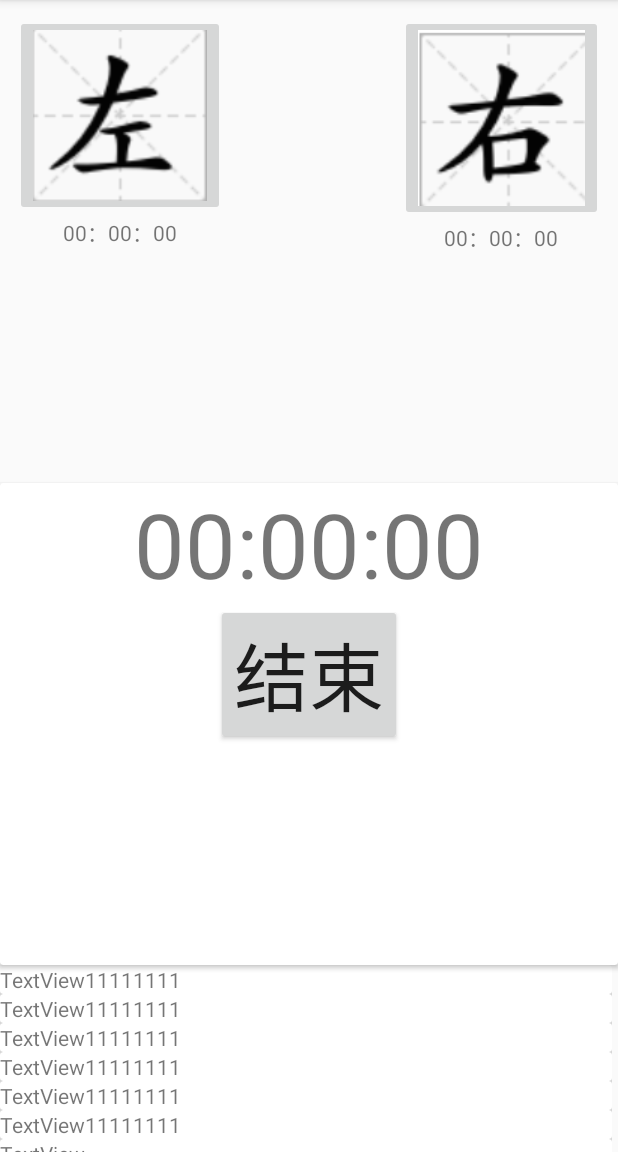
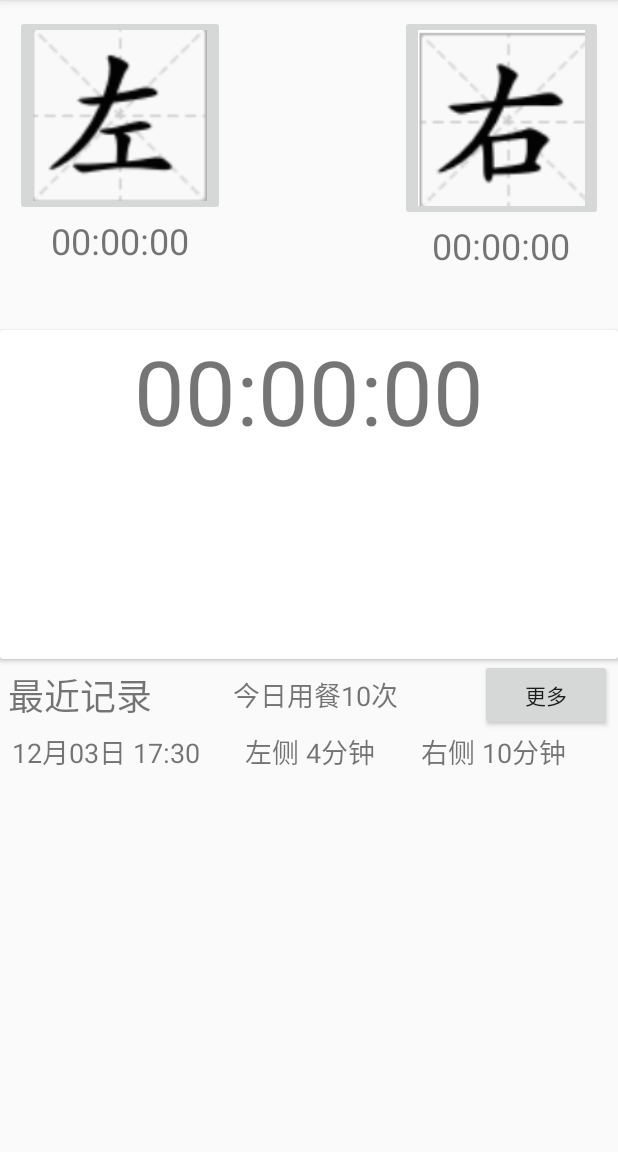
Before and after one commit to tommir3/MealTime, an Android app: the screen it shows after launch (MainActivity), on a phone screen of 412 x 824 dp, the part 84-1236 px from its top. Run offline under Robolectric (Android 15) with nearby library versions, the light colour scheme and no system bars.

Commit message:
update timer control

```diff
--- a/app/src/main/java/com/mealtime/tom/mealtime/MainActivity.java
+++ b/app/src/main/java/com/mealtime/tom/mealtime/MainActivity.java
@@ -5,6 +5,7 @@ import android.os.Message;
 import android.support.v7.app.AppCompatActivity;
 import android.os.Bundle;
 import android.view.View;
+import android.widget.Button;
 import android.widget.ImageButton;
 import android.widget.TextView;
 
@@ -45,15 +46,6 @@ public class MainActivity extends AppCompatActivity {
         }
     };
 
-    private TimerTask OnTimerLoop = new TimerTask()
-    {
-        public void run() {
-            Message msg = tHandler.obtainMessage();
-            msg.what = 0;
-            tHandler.sendMessage(msg);
-        }
-    };
-
     @Override
     protected void onCreate(Bundle savedInstanceState) {
         super.onCreate(savedInstanceState);
@@ -63,9 +55,6 @@ public class MainActivity extends AppCompatActivity {
 
     private void InitUI()
     {
-        _timer = new Timer();
-        _timer.schedule(OnTimerLoop,1000,1000);
-        OnTimerLoop.cancel();
         ImageButton btnLeft = findViewById(R.id.btnLeft);
         btnLeft.setOnClickListener(new View.OnClickListener(){
             public void onClick(View v) {
@@ -108,19 +97,47 @@ public class MainActivity extends AppCompatActivity {
                 }
             }
         });
+        Button btnStop = findViewById(R.id.btnStop);
+        btnStop.setVisibility(View.INVISIBLE);
+        btnStop.setOnClickListener(new View.OnClickListener(){
+            public void onClick(View view) {
+                TimerStop();
+                Button btn = (Button)view;
+                btn.setVisibility(View.INVISIBLE);
+                _isLeft = false;
+                _isRight = false;
+                _leftTime = 0;
+                _rightTime = 0;
+                SetTime(TimeType.Left, _leftTime);
+                SetTime(TimeType.Right, _rightTime);
+                SetTime(TimeType.Total, 0);
+            }
+        });
     }
 
     private void TimerStart()
     {
-        if(_timer == null)
-        {
-            _timer = new Timer();
-        }
-        _isTimeActive = true;
         try
         {
-            //_timer.schedule(OnTimerLoop,1000,1000);
-            OnTimerLoop.run();
+            if(_timer == null)
+            {
+                _timer = new Timer();
+            }
+            _isTimeActive = true;
+            TimerTask timeLoop = new TimerTask()
+            {
+                public void run() {
+                    Message msg = tHandler.obtainMessage();
+                    msg.what = 0;
+                    tHandler.sendMessage(msg);
+                }
+            };
+            _timer.schedule(timeLoop,1000,1000);
+            Button btnStop = findViewById(R.id.btnStop);
+            if(btnStop.getVisibility() == View.INVISIBLE)
+            {
+                btnStop.setVisibility(View.VISIBLE);
+            }
         }
         catch(Exception err)
         {
@@ -131,8 +148,11 @@ public class MainActivity extends AppCompatActivity {
     private void TimerStop()
     {
         _isTimeActive = false;
-        OnTimerLoop.cancel();
-        //_timer = null;
+        if(_timer != null)
+        {
+            _timer.cancel();
+            _timer = null;
+        }
     }
 
     private void SetTime(TimeType type, int val)
@@ -205,4 +225,14 @@ public class MainActivity extends AppCompatActivity {
         }
         return result;
     }
+
+    private void AddMealInfo(MealInfo info)
+    {
+
+    }
+
+    private void CreateMealInfoItem()
+    {
+
+    }
 }
--- /dev/null
+++ b/app/src/main/java/com/mealtime/tom/mealtime/MealInfo.java
@@ -0,0 +1,10 @@
+package com.mealtime.tom.mealtime;
+
+public class MealInfo {
+    public int flowID;
+    public String dateStr;
+    public int mealType;
+    public int leftTime;
+    public int rightTime;
+    public String remark;
+}
--- a/app/src/main/res/layout/activity_main.xml
+++ b/app/src/main/res/layout/activity_main.xml
@@ -9,7 +9,8 @@
     <LinearLayout
         android:layout_width="match_parent"
         android:layout_height="match_parent"
-        android:orientation="vertical">
+        android:orientation="vertical"
+        app:layout_constraintTop_toTopOf="parent">
 
         <LinearLayout
             android:layout_width="match_parent"
@@ -54,35 +55,40 @@
                             android:layout_width="wrap_content"
                             android:layout_height="wrap_content"
                             android:layout_weight="0"
-                            android:text="00" />
+                            android:text="00"
+                            android:textSize="24sp" />
 
                         <TextView
                             android:id="@+id/textView15"
                             android:layout_width="wrap_content"
                             android:layout_height="wrap_content"
                             android:layout_weight="0"
-                            android:text="：" />
+                            android:text=":"
+                            android:textSize="24sp" />
 
                         <TextView
                             android:id="@+id/tvLeftMinute"
                             android:layout_width="wrap_content"
                             android:layout_height="wrap_content"
                             android:layout_weight="0"
-                            android:text="00" />
+                            android:text="00"
+                            android:textSize="24sp" />
 
                         <TextView
                             android:id="@+id/textView13"
                             android:layout_width="wrap_content"
                             android:layout_height="wrap_content"
                             android:layout_weight="0"
-                            android:text="：" />
+                            android:text=":"
+                            android:textSize="24sp" />
 
                         <TextView
                             android:id="@+id/tvLeftSecond"
                             android:layout_width="wrap_content"
                             android:layout_height="wrap_content"
                             android:layout_weight="0"
-                            android:text="00" />
+                            android:text="00"
+                            android:textSize="24sp" />
                     </LinearLayout>
 
                 </LinearLayout>
@@ -132,35 +138,40 @@
                                 android:layout_width="wrap_content"
                                 android:layout_height="wrap_content"
                                 android:layout_weight="0"
-                                android:text="00" />
+                                android:text="00"
+                                android:textSize="24sp" />
 
                             <TextView
                                 android:id="@+id/textView10"
                                 android:layout_width="wrap_content"
                                 android:layout_height="wrap_content"
                                 android:layout_weight="0"
-                                android:text="：" />
+                                android:text=":"
+                                android:textSize="24sp" />
 
                             <TextView
                                 android:id="@+id/tvRightMinute"
                                 android:layout_width="wrap_content"
                                 android:layout_height="wrap_content"
                                 android:layout_weight="0"
-                                android:text="00" />
+                                android:text="00"
+                                android:textSize="24sp" />
 
                             <TextView
                                 android:id="@+id/textView6"
                                 android:layout_width="wrap_content"
                                 android:layout_height="wrap_content"
                                 android:layout_weight="0"
-                                android:text="：" />
+                                android:text=":"
+                                android:textSize="24sp" />
 
                             <TextView
                                 android:id="@+id/tvRightSecond"
                                 android:layout_width="wrap_content"
                                 android:layout_height="wrap_content"
                                 android:layout_weight="0"
-                                android:text="00" />
+                                android:text="00"
+                                android:textSize="24sp" />
                         </LinearLayout>
                     </LinearLayout>
 
@@ -173,7 +184,7 @@
         <android.support.v7.widget.CardView
             android:layout_width="match_parent"
             android:layout_height="match_parent"
-            android:layout_weight="1" >
+            android:layout_weight="1">
 
             <LinearLayout
                 android:layout_width="match_parent"
@@ -246,8 +257,8 @@
 
         <ScrollView
             android:layout_width="match_parent"
-            android:layout_height="wrap_content"
-            android:layout_weight="0.5"
+            android:layout_height="match_parent"
+            android:layout_weight="0.8"
             android:scrollbarStyle="insideInset"
             tools:layout_editor_absoluteY="335dp">
 
@@ -256,203 +267,80 @@
                 android:layout_height="wrap_content"
                 android:orientation="vertical">
 
-                <android.support.v7.widget.CardView
+                <LinearLayout
                     android:layout_width="match_parent"
-                    android:layout_height="match_parent">
-
-                    <TextView
-                        android:id="@+id/textView4"
-                        android:layout_width="wrap_content"
-                        android:layout_height="wrap_content"
-                        android:text="TextView11111111" />
-                </android.support.v7.widget.CardView>
-
-                <android.support.v7.widget.CardView
-                    android:layout_width="match_parent"
-                    android:layout_height="match_parent">
-
-                    <TextView
-                        android:id="@+id/textView4"
-                        android:layout_width="wrap_content"
-                        android:layout_height="wrap_content"
-                        android:text="TextView11111111" />
-                </android.support.v7.widget.CardView>
-
-                <android.support.v7.widget.CardView
-                    android:layout_width="match_parent"
-                    android:layout_height="match_parent">
-
-                    <TextView
-                        android:id="@+id/textView4"
-                        android:layout_width="wrap_content"
-                        android:layout_height="wrap_content"
-                        android:text="TextView11111111" />
-                </android.support.v7.widget.CardView>
-
-                <android.support.v7.widget.CardView
-                    android:layout_width="match_parent"
-                    android:layout_height="match_parent">
-
-                    <TextView
-                        android:id="@+id/textView4"
-                        android:layout_width="wrap_content"
-                        android:layout_height="wrap_content"
-                        android:text="TextView11111111" />
-                </android.support.v7.widget.CardView>
-
-                <android.support.v7.widget.CardView
-                    android:layout_width="match_parent"
-                    android:layout_height="match_parent">
-
-                    <TextView
-                        android:id="@+id/textView4"
-                        android:layout_width="wrap_content"
-                        android:layout_height="wrap_content"
-                        android:text="TextView11111111" />
-                </android.support.v7.widget.CardView>
-
-                <android.support.v7.widget.CardView
-                    android:layout_width="match_parent"
-                    android:layout_height="match_parent">
-
-                    <TextView
-                        android:id="@+id/textView4"
-                        android:layout_width="wrap_content"
-                        android:layout_height="wrap_content"
-                        android:text="TextView11111111" />
-                </android.support.v7.widget.CardView>
-
-                <android.support.v7.widget.CardView
-                    android:layout_width="match_parent"
-                    android:layout_height="match_parent">
-
-                    <TextView
-                        android:id="@+id/textView4"
-                        android:layout_width="wrap_content"
-                        android:layout_height="wrap_content"
-                        android:text="TextView" />
-                </android.support.v7.widget.CardView>
-
-                <android.support.v7.widget.CardView
-                    android:layout_width="match_parent"
-                    android:layout_height="match_parent">
-
-                    <TextView
-                        android:id="@+id/textView4"
-                        android:layout_width="wrap_content"
-                        android:layout_height="wrap_content"
-                        android:text="TextView" />
-                </android.support.v7.widget.CardView>
-
-                <android.support.v7.widget.CardView
-                    android:layout_width="match_parent"
-                    android:layout_height="match_parent">
-
-                    <TextView
-                        android:id="@+id/textView4"
-                        android:layout_width="wrap_content"
-                        android:layout_height="wrap_content"
-                        android:text="TextView" />
-                </android.support.v7.widget.CardView>
-
-                <android.support.v7.widget.CardView
-                    android:layout_width="match_parent"
-                    android:layout_height="match_parent">
-
-                    <TextView
-                        android:id="@+id/textView4"
-                        android:layout_width="wrap_content"
-                        android:layout_height="wrap_content"
-                        android:text="333333" />
-                </android.support.v7.widget.CardView>
-
-                <android.support.v7.widget.CardView
-                    android:layout_width="match_parent"
-                    android:layout_height="match_parent">
-
-                    <TextView
-                        android:id="@+id/textView4"
-                        android:layout_width="wrap_content"
-                        android:layout_height="wrap_content"
-                        android:text="TextView4444444" />
-                </android.support.v7.widget.CardView>
-
-                <android.support.v7.widget.CardView
-                    android:layout_width="match_parent"
-                    android:layout_height="match_parent">
-
-                    <TextView
-                        android:id="@+id/textView4"
-                        android:layout_width="wrap_content"
-                        android:layout_height="wrap_content"
-                        android:text="TextView555555" />
-                </android.support.v7.widget.CardView>
-
-                <android.support.v7.widget.CardView
-                    android:layout_width="match_parent"
-                    android:layout_height="match_parent">
-
-                    <TextView
-                        android:id="@+id/textView4"
-                        android:layout_width="wrap_content"
-                        android:layout_height="wrap_content"
-                        android:text="TextView666666" />
-                </android.support.v7.widget.CardView>
-
-                <android.support.v7.widget.CardView
-                    android:layout_width="match_parent"
-                    android:layout_height="match_parent">
-
-                    <TextView
-                        android:id="@+id/textView4"
-                        android:layout_width="wrap_content"
-                        android:layout_height="wrap_content"
-                        android:text="TextView7777777" />
-                </android.support.v7.widget.CardView>
-
-                <android.support.v7.widget.CardView
-                    android:layout_width="match_parent"
-                    android:layout_height="match_parent">
+                    android:layout_height="match_parent"
+                    android:layout_weight="1"
+                    android:orientation="horizontal">
 
                     <TextView
                         android:id="@+id/textView"
                         android:layout_width="wrap_content"
                         android:layout_height="wrap_content"
-                        android:text="TextView8888888" />
-                </android.support.v7.widget.CardView>
-
-                <android.support.v7.widget.CardView
-                    android:layout_width="match_parent"
-                    android:layout_height="match_parent">
+                        android:layout_gravity="center"
+                        android:layout_marginLeft="5dp"
+                        android:layout_weight="1"
+                        android:text="最近记录"
+                        android:textSize="24sp" />
 
                     <TextView
-                        android:id="@+id/textView2"
+                        android:id="@+id/tvTodaySum"
                         android:layout_width="wrap_content"
                         android:layout_height="wrap_content"
-                        android:text="TextView999999" />
-                </android.support.v7.widget.CardView>
+                        android:layout_gravity="center"
+                        android:layout_weight="1"
+                        android:text="今日用餐10次"
+                        android:textSize="18sp" />
 
-                <android.support.v7.widget.CardView
-                    android:layout_width="match_parent"
-                    android:layout_height="match_parent">
-
-                    <TextView
-                        android:id="@+id/textView3"
+                    <Button
+                        android:id="@+id/btnList"
                         android:layout_width="wrap_content"
                         android:layout_height="wrap_content"
-                        android:text="TextView00000000" />
-                </android.support.v7.widget.CardView>
+                        android:layout_gravity="center"
+                        android:layout_weight="0"
+                        android:text="更多" />
+                </LinearLayout>
 
-                <android.support.v7.widget.CardView
+                <LinearLayout
                     android:layout_width="match_parent"
-                    android:layout_height="match_parent">
+                    android:layout_height="match_parent"
+                    android:layout_weight="1"
+                    android:orientation="vertical">
 
-                    <TextView
-                        android:id="@+id/textView4"
-                        android:layout_width="wrap_content"
-                        android:layout_height="wrap_content"
-                        android:text="TextView11111111" />
-                </android.support.v7.widget.CardView>
+                    <LinearLayout
+                        android:id="@+id/llMealList"
+                        android:layout_width="match_parent"
+                        android:layout_height="match_parent"
+                        android:layout_weight="1"
+                        android:orientation="horizontal">
+
+                        <TextView
+                            android:id="@+id/textView5"
+                            android:layout_width="wrap_content"
+                            android:layout_height="wrap_content"
+                            android:layout_marginLeft="8dp"
+                            android:layout_weight="1"
+                            android:text="12月03日 17:30"
+                            android:textSize="18sp" />
+
+                        <TextView
+                            android:id="@+id/textView7"
+                            android:layout_width="wrap_content"
+                            android:layout_height="wrap_content"
+                            android:layout_weight="1"
+                            android:text="左侧 4分钟"
+                            android:textSize="18sp" />
+
+                        <TextView
+                            android:id="@+id/textView11"
+                            android:layout_width="wrap_content"
+                            android:layout_height="wrap_content"
+                            android:layout_weight="1"
+                            android:text="右侧 10分钟"
+                            android:textSize="18sp" />
+                    </LinearLayout>
+                </LinearLayout>
+
             </LinearLayout>
         </ScrollView>
 
```
